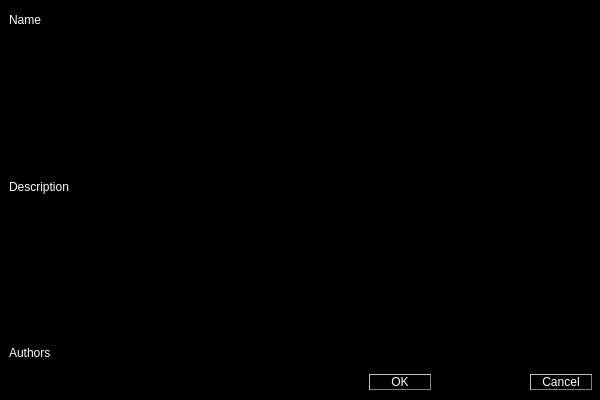
The window that src/application-qt4/shader_properties.ui (luisbarrancos/shrimp) describes before a commit, drawn with Qt 5.
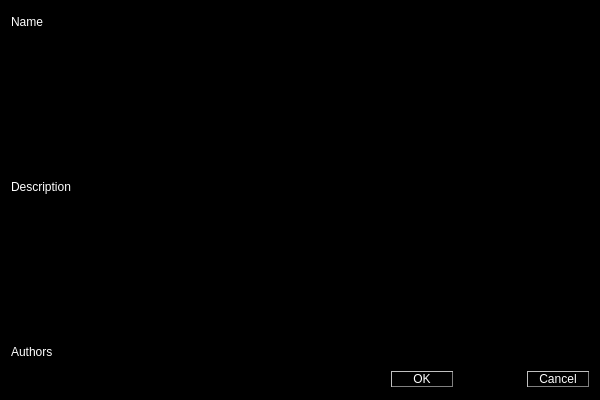
The same window after the commit.

Commit message: FIX: Shader Properties and Code Preview GUI layouts

```diff
--- a/src/application-qt4/shader_properties.ui
+++ b/src/application-qt4/shader_properties.ui
@@ -16,23 +16,76 @@
   <property name="styleSheet">
    <string notr="true">background-color: black;</string>
   </property>
-  <widget class="QWidget" name="gridLayoutWidget">
-   <property name="geometry">
-    <rect>
-     <x>0</x>
-     <y>0</y>
-     <width>601</width>
-     <height>401</height>
-    </rect>
-   </property>
-   <layout class="QGridLayout" name="gridLayout" rowstretch="2,0,6,0,2,0,2" columnstretch="1,3,0,1,0">
-    <property name="sizeConstraint">
-     <enum>QLayout::SetDefaultConstraint</enum>
-    </property>
-    <property name="margin">
-     <number>9</number>
-    </property>
-    <item row="6" column="4">
+  <layout class="QGridLayout" name="gridLayout" columnstretch="0,5,0,1,0">
+   <item row="3" column="2">
+    <widget class="QPushButton" name="okButton">
+     <property name="styleSheet">
+      <string notr="true">QPushButton {
+  color: white;
+  background-color: black;
+  border-style: outset;
+  border-width: 1px;
+  border-color: gray;
+  min-width: 60px;
+ }</string>
+     </property>
+     <property name="text">
+      <string>OK</string>
+     </property>
+    </widget>
+   </item>
+   <item row="0" column="1" colspan="4">
+    <widget class="QLineEdit" name="nameLineEdit">
+     <property name="styleSheet">
+      <string notr="true">color: white;</string>
+     </property>
+    </widget>
+   </item>
+   <item row="1" column="1" colspan="4">
+    <widget class="QTextEdit" name="descriptionTextEdit">
+     <property name="styleSheet">
+      <string notr="true">color: white;</string>
+     </property>
+    </widget>
+   </item>
+   <item row="2" column="1" colspan="4">
+    <widget class="QLineEdit" name="authorsLineEdit">
+     <property name="styleSheet">
+      <string notr="true">color: white;</string>
+     </property>
+    </widget>
+   </item>
+   <item row="0" column="0">
+    <widget class="QLabel" name="label">
+     <property name="styleSheet">
+      <string notr="true">color: white;</string>
+     </property>
+     <property name="text">
+      <string>Name</string>
+     </property>
+    </widget>
+   </item>
+   <item row="1" column="0">
+    <widget class="QLabel" name="label_2">
+     <property name="styleSheet">
+      <string notr="true">color: white;</string>
+     </property>
+     <property name="text">
+      <string>Description</string>
+     </property>
+    </widget>
+   </item>
+   <item row="2" column="0">
+    <widget class="QLabel" name="label_3">
+     <property name="styleSheet">
+      <string notr="true">color: white;</string>
+     </property>
+     <property name="text">
+      <string>Authors</string>
+     </property>
+    </widget>
+   </item>
+   <item row="3" column="4">
      <widget class="QPushButton" name="cancelButton">
       <property name="styleSheet">
        <string notr="true">QPushButton {
@@ -49,20 +102,20 @@
       </property>
      </widget>
     </item>
-    <item row="6" column="3">
+   <item row="3" column="0">
      <spacer name="horizontalSpacer">
       <property name="orientation">
        <enum>Qt::Horizontal</enum>
       </property>
       <property name="sizeHint" stdset="0">
        <size>
-        <width>20</width>
+       <width>40</width>
         <height>20</height>
        </size>
       </property>
      </spacer>
     </item>
-    <item row="6" column="0">
+   <item row="3" column="1">
      <spacer name="horizontalSpacer_2">
       <property name="orientation">
        <enum>Qt::Horizontal</enum>
@@ -75,131 +128,20 @@
       </property>
      </spacer>
     </item>
-    <item row="5" column="3">
-     <spacer name="verticalSpacer">
-      <property name="orientation">
-       <enum>Qt::Vertical</enum>
-      </property>
-      <property name="sizeHint" stdset="0">
-       <size>
-        <width>20</width>
-        <height>2</height>
-       </size>
-      </property>
-     </spacer>
-    </item>
-    <item row="6" column="1">
+   <item row="3" column="3">
      <spacer name="horizontalSpacer_3">
       <property name="orientation">
        <enum>Qt::Horizontal</enum>
       </property>
       <property name="sizeHint" stdset="0">
        <size>
-        <width>80</width>
+       <width>40</width>
         <height>20</height>
        </size>
       </property>
      </spacer>
     </item>
-    <item row="4" column="0">
-     <widget class="QLabel" name="label">
-      <property name="styleSheet">
-       <string notr="true">color: white;</string>
-      </property>
-      <property name="text">
-       <string>Authors</string>
-      </property>
-     </widget>
-    </item>
-    <item row="4" column="1" colspan="4">
-     <widget class="QLineEdit" name="authorsLineEdit">
-      <property name="styleSheet">
-       <string notr="true">color: white;</string>
-      </property>
-     </widget>
-    </item>
-    <item row="3" column="1">
-     <spacer name="verticalSpacer_2">
-      <property name="orientation">
-       <enum>Qt::Vertical</enum>
-      </property>
-      <property name="sizeHint" stdset="0">
-       <size>
-        <width>20</width>
-        <height>2</height>
-       </size>
-      </property>
-     </spacer>
-    </item>
-    <item row="2" column="0">
-     <widget class="QLabel" name="label_2">
-      <property name="styleSheet">
-       <string notr="true">color: white;</string>
-      </property>
-      <property name="text">
-       <string>Description</string>
-      </property>
-     </widget>
-    </item>
-    <item row="2" column="1" colspan="4">
-     <widget class="QTextEdit" name="descriptionTextEdit">
-      <property name="styleSheet">
-       <string notr="true">color: white;</string>
-      </property>
-      <property name="acceptRichText">
-       <bool>false</bool>
-      </property>
-     </widget>
-    </item>
-    <item row="1" column="1">
-     <spacer name="verticalSpacer_3">
-      <property name="orientation">
-       <enum>Qt::Vertical</enum>
-      </property>
-      <property name="sizeHint" stdset="0">
-       <size>
-        <width>20</width>
-        <height>2</height>
-       </size>
-      </property>
-     </spacer>
-    </item>
-    <item row="0" column="1" colspan="4">
-     <widget class="QLineEdit" name="nameLineEdit">
-      <property name="styleSheet">
-       <string notr="true">color: white;</string>
-      </property>
-     </widget>
-    </item>
-    <item row="0" column="0">
-     <widget class="QLabel" name="label_3">
-      <property name="styleSheet">
-       <string notr="true">color: white;</string>
-      </property>
-      <property name="text">
-       <string>Name</string>
-      </property>
-     </widget>
-    </item>
-    <item row="6" column="2">
-     <widget class="QPushButton" name="okButton">
-      <property name="styleSheet">
-       <string notr="true">QPushButton {
-  color: white;
-  background-color: black;
-  border-style: outset;
-  border-width: 1px;
-  border-color: gray;
-  min-width: 60px;
- }</string>
-      </property>
-      <property name="text">
-       <string>OK</string>
-      </property>
-     </widget>
-    </item>
-   </layout>
-  </widget>
+  </layout>
  </widget>
  <resources/>
  <connections/>
```
Lines whose indentation alone changed are shown as unchanged. The commit also changes 1 other file.
